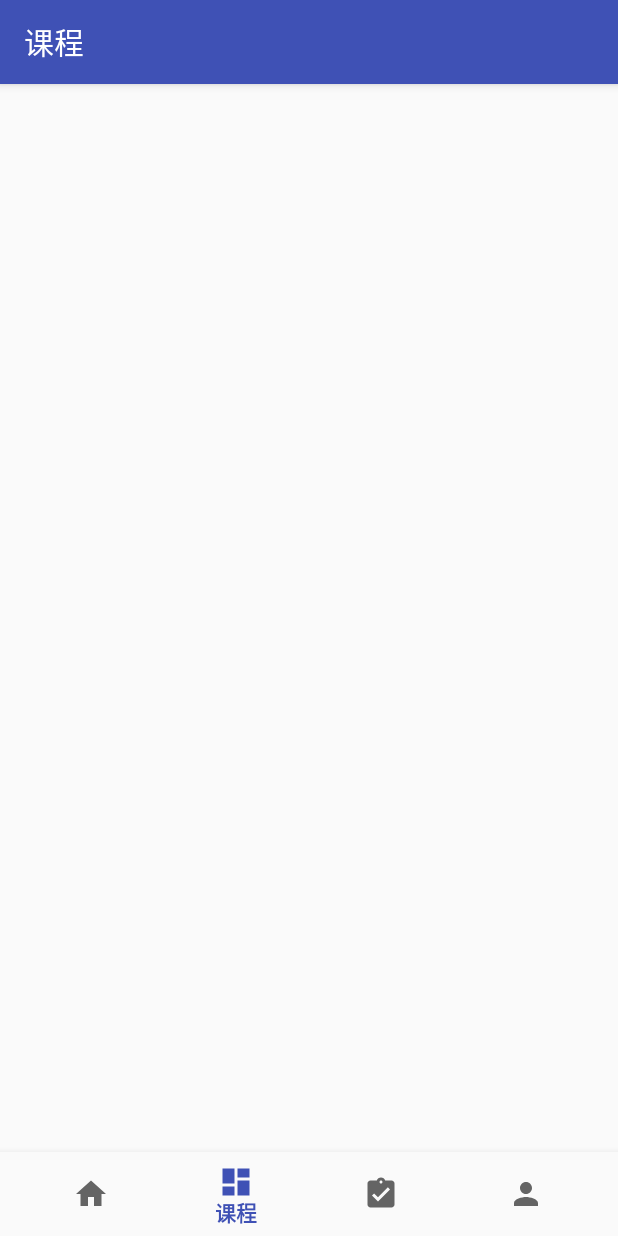
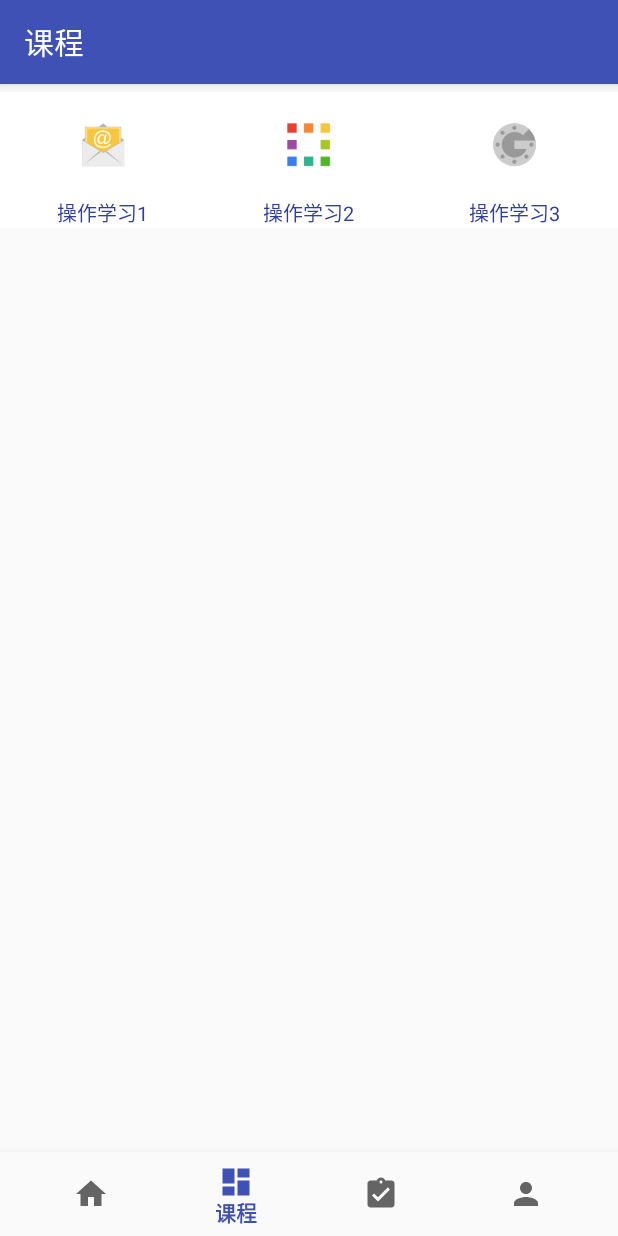
Before and after one commit to shaohong1987/Nurse, an Android app: the screen it shows after launch (MainActivity), item 2 of the bottom bar chosen, on a phone screen of 412 x 824 dp. Run offline under Robolectric (Android 15) with nearby library versions, the phone set to English and light mode, and no system bars; libraries missing offline, so code that uses them is left out: com.facebook.drawee; 1 statement that could not run was skipped.

Commit message:
20170417-2

```diff
--- a/app/src/main/java/com/thesethree/nurse/UI/CourseFragment.java
+++ b/app/src/main/java/com/thesethree/nurse/UI/CourseFragment.java
@@ -6,8 +6,15 @@ import android.support.annotation.Nullable;
 import android.view.LayoutInflater;
 import android.view.View;
 import android.view.ViewGroup;
+import android.widget.AdapterView;
+import android.widget.GridView;
+import android.widget.SimpleAdapter;
+import android.widget.Toast;
 
 import com.thesethree.nurse.R;
+
+import java.util.ArrayList;
+import java.util.HashMap;
 
 /**
  * Created by Eric on 2017-4-10.
@@ -26,6 +33,43 @@ public class CourseFragment extends Fragment {
     @Override
     public View onCreateView(LayoutInflater inflater, @Nullable ViewGroup container, Bundle savedInstanceState) {
         View view = inflater.inflate(R.layout.course, null);
+
+        GridView gridview = (GridView) view.findViewById(R.id.common_grid_view);
+        GridViewInit(gridview);
+
         return view;
     }
+
+    private void GridViewInit(GridView gridview) {
+        final int[] imageRes = {
+                R.drawable.i0,
+                R.drawable.i1,
+                R.drawable.i2
+        };
+        final String[] name = {
+                "操作学习1",
+                "操作学习2",
+                "操作学习3"
+        };
+        ArrayList<HashMap<String, Object>> lstImageItem = new ArrayList<>();
+        for (int i = 0; i < imageRes.length; i++) {
+            HashMap<String, Object> map = new HashMap<>();
+            map.put("ItemImage", imageRes[i]);
+            map.put("ItemText", name[i]);
+            lstImageItem.add(map);
+        }
+
+        SimpleAdapter saImageItems = new SimpleAdapter(getActivity(),
+                lstImageItem,
+                R.layout.item_grid_view,
+                new String[]{"ItemImage", "ItemText"},
+                new int[]{R.id.img_item_grid_view, R.id.txt_item_grid_view});
+        gridview.setAdapter(saImageItems);
+        gridview.setOnItemClickListener(new AdapterView.OnItemClickListener() {
+            @Override
+            public void onItemClick(AdapterView<?> parent, View view, int position, long id) {
+                Toast.makeText(getActivity(), name[position]+",敬请期待......", Toast.LENGTH_LONG).show();
+            }
+        });
+    }
 }
--- a/app/src/main/res/layout/course.xml
+++ b/app/src/main/res/layout/course.xml
@@ -1,6 +1,16 @@
 <?xml version="1.0" encoding="utf-8"?>
-<LinearLayout xmlns:android="http://schemas.android.com/apk/res/android"
-    android:orientation="vertical" android:layout_width="match_parent"
-    android:layout_height="match_parent">
+<ScrollView xmlns:android="http://schemas.android.com/apk/res/android"
+    android:layout_width="match_parent"
+    android:layout_height="wrap_content">
 
-</LinearLayout>
+    <com.thesethree.nurse.UI.View.MyGridView
+        android:id="@+id/common_grid_view"
+        android:layout_width="match_parent"
+        android:layout_height="wrap_content"
+        android:gravity="center"
+        android:numColumns="3"
+        android:layout_marginTop="5sp"
+        android:scrollbars="none"
+        android:background="@color/white"/>
+
+</ScrollView>
```
